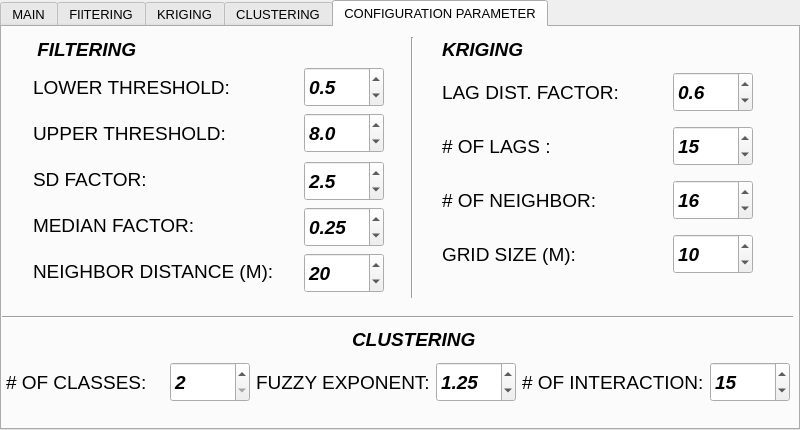
This is SourceCode/guiv12.ui in LabDig/DAGAPy as Qt 5 draws it before an edit. The edited form follows.
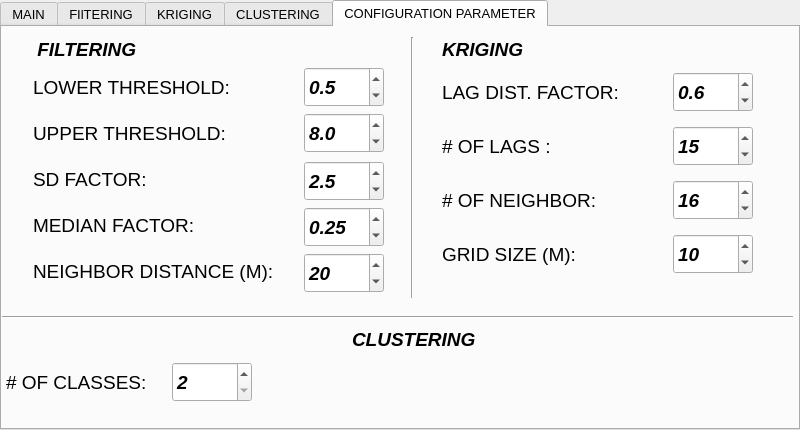
This is the edited form. The open tabs and pages were chosen to show the change. Icons and pictures are not drawn. Custom widgets are drawn as their Qt base class.

The edit to the form file:
```diff
--- a/SourceCode/guiv12.ui
+++ b/SourceCode/guiv12.ui
@@ -1335,7 +1335,7 @@
      <rect>
       <x>4</x>
       <y>330</y>
-      <width>784</width>
+      <width>246</width>
       <height>51</height>
      </rect>
     </property>
@@ -1388,108 +1388,6 @@
        </property>
       </widget>
      </item>
-     <item>
-      <widget class="QLabel" name="label_46">
-       <property name="font">
-        <font>
-         <pointsize>14</pointsize>
-         <weight>50</weight>
-         <italic>false</italic>
-         <bold>false</bold>
-        </font>
-       </property>
-       <property name="text">
-        <string>FUZZY EXPONENT:</string>
-       </property>
-      </widget>
-     </item>
-     <item>
-      <widget class="QDoubleSpinBox" name="beta">
-       <property name="minimumSize">
-        <size>
-         <width>80</width>
-         <height>40</height>
-        </size>
-       </property>
-       <property name="maximumSize">
-        <size>
-         <width>80</width>
-         <height>40</height>
-        </size>
-       </property>
-       <property name="font">
-        <font>
-         <pointsize>14</pointsize>
-         <weight>75</weight>
-         <italic>true</italic>
-         <bold>true</bold>
-        </font>
-       </property>
-       <property name="decimals">
-        <number>2</number>
-       </property>
-       <property name="minimum">
-        <double>1.000000000000000</double>
-       </property>
-       <property name="maximum">
-        <double>10.000000000000000</double>
-       </property>
-       <property name="singleStep">
-        <double>0.050000000000000</double>
-       </property>
-       <property name="value">
-        <double>1.250000000000000</double>
-       </property>
-      </widget>
-     </item>
-     <item>
-      <widget class="QLabel" name="label_45">
-       <property name="font">
-        <font>
-         <pointsize>14</pointsize>
-         <weight>50</weight>
-         <italic>false</italic>
-         <bold>false</bold>
-        </font>
-       </property>
-       <property name="text">
-        <string># OF INTERACTION:</string>
-       </property>
-      </widget>
-     </item>
-     <item>
-      <widget class="QSpinBox" name="max_int">
-       <property name="minimumSize">
-        <size>
-         <width>80</width>
-         <height>40</height>
-        </size>
-       </property>
-       <property name="maximumSize">
-        <size>
-         <width>80</width>
-         <height>40</height>
-        </size>
-       </property>
-       <property name="font">
-        <font>
-         <pointsize>14</pointsize>
-         <weight>75</weight>
-         <italic>true</italic>
-         <bold>true</bold>
-        </font>
-       </property>
-       <property name="minimum">
-        <number>2</number>
-       </property>
-       <property name="maximum">
-        <number>50</number>
-       </property>
-       <property name="value">
-        <number>15</number>
-       </property>
-      </widget>
-     </item>
     </layout>
    </widget>
   </widget>
```
Left out of the diff: 12 changed lines with no effect on the pictures.
